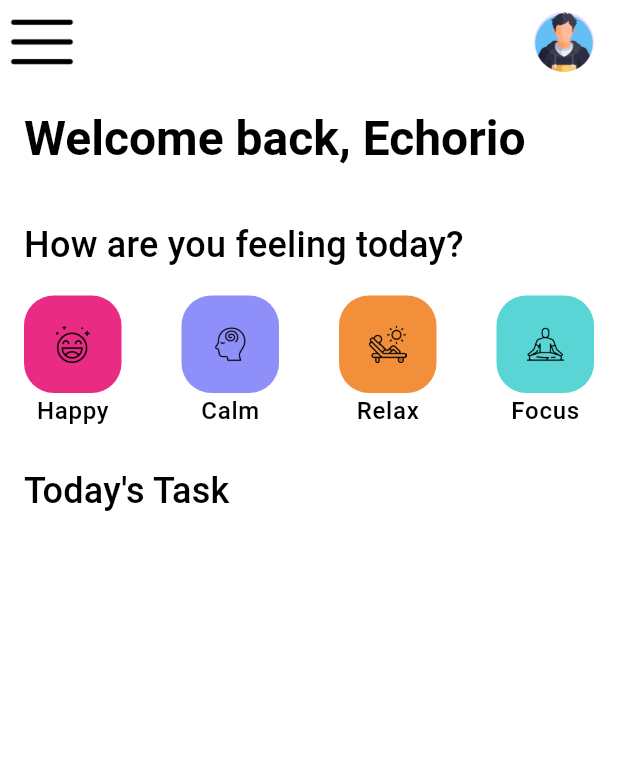
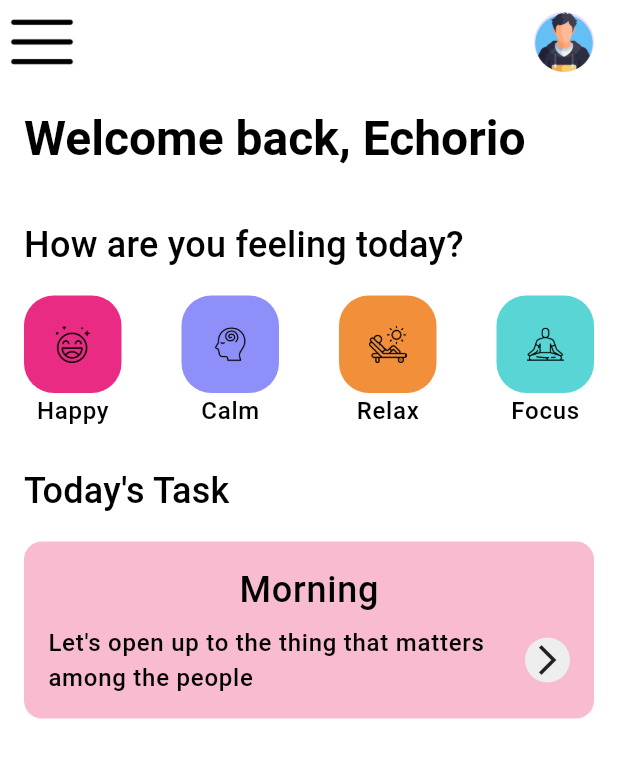
Before and after one commit to MinhNK251/Flutter-Mental-Health, a Flutter app: the screen it shows after launch, on a phone screen of 412 x 824 dp. Shown: the top 758 px of the screen. Run offline on Flutter 3.47's test engine with Material 3 defaults, Android fonts, the phone set to English and light mode, and no system bars; our stand-ins replace google_fonts.

Commit message:
Add Task Card Widget

```diff
--- a/mental_health_app/lib/features/meditation/presentation/pages/meditation_screen.dart
+++ b/mental_health_app/lib/features/meditation/presentation/pages/meditation_screen.dart
@@ -1,6 +1,7 @@
 import 'package:flutter/material.dart';
 import 'package:mental_health_app/core/theme.dart';
 import 'package:mental_health_app/features/meditation/presentation/widgets/feeling_button.dart';
+import 'package:mental_health_app/features/meditation/presentation/widgets/task_card.dart';
 
 class MeditationScreen extends StatelessWidget {
   const MeditationScreen({super.key});
@@ -50,7 +51,11 @@ class MeditationScreen extends StatelessWidget {
                 'Today\'s Task',
                 style: Theme.of(context).textTheme.titleMedium,
               ),
-
+              SizedBox(height: 16,),
+              TaskCard(
+                  title: 'Morning',
+                  description: 'Let\'s open up to the thing that matters among the people',
+                  color: DefaultColors.task1),
             ],
           ),
         ),
--- /dev/null
+++ b/mental_health_app/lib/features/meditation/presentation/widgets/task_card.dart
@@ -0,0 +1,51 @@
+import 'package:flutter/material.dart';
+
+class TaskCard extends StatelessWidget {
+  final String title;
+  final String description;
+  final Color color;
+  const TaskCard({super.key, required this.title, required this.description, required this.color});
+
+  @override
+  Widget build(BuildContext context) {
+    return Container(
+      padding: const EdgeInsets.all(16),
+      decoration: BoxDecoration(
+        color: color,
+        borderRadius: BorderRadius.circular(12),
+      ),
+      child: Column(
+        children: [
+          Column(
+            children: [
+              Text(
+                title,
+                style: Theme.of(context).textTheme.labelMedium,
+              ),
+              SizedBox(height: 8,),
+              Row(
+                children: [
+                  Flexible(
+                    child: Text(
+                      description,
+                      style: Theme.of(context).textTheme.labelSmall,
+                    ),
+                  ),
+                  SizedBox(height: 3,),
+                  Container(
+                    padding: const EdgeInsets.all(3),
+                    decoration: BoxDecoration(
+                      color: Colors.grey[200],
+                      borderRadius: BorderRadius.circular(50),
+                    ),
+                    child: Icon(Icons.arrow_forward_ios),
+                  )
+                ]
+              ),
+            ],
+          ),
+        ],
+      )
+    );
+  }
+}
```
